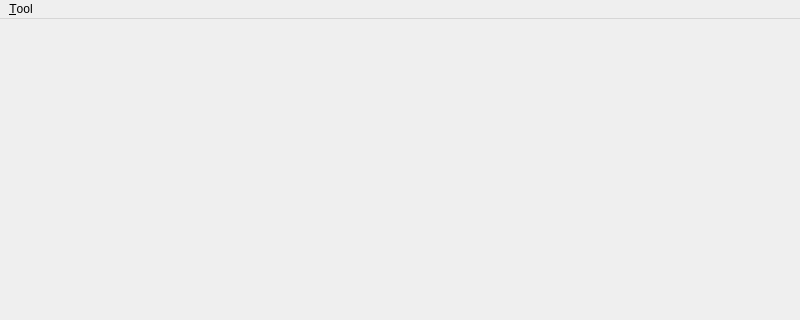
Old version of the form mainwindow.ui in the repository tootal/JunQiHelper; both pictures show x 0 to 800 and y 0 to 320 of the 800 by 600 pixel window.
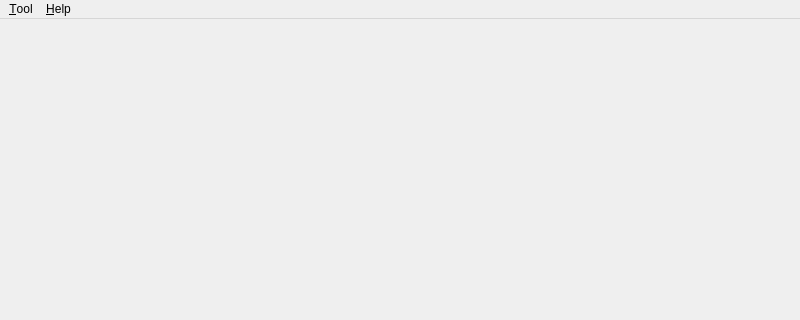
New version of the form.

```diff
--- a/mainwindow.ui
+++ b/mainwindow.ui
@@ -29,7 +29,14 @@
     </property>
     <addaction name="action_Mouse_Click"/>
    </widget>
+   <widget class="QMenu" name="menu_Help">
+    <property name="title">
+     <string>&amp;Help</string>
+    </property>
+    <addaction name="action_About"/>
+   </widget>
    <addaction name="menu_Tool"/>
+   <addaction name="menu_Help"/>
   </widget>
   <widget class="QStatusBar" name="statusbar"/>
   <action name="action_Mouse_Click">
```
Left out of the diff: 5 changed lines with no effect on the pictures.
